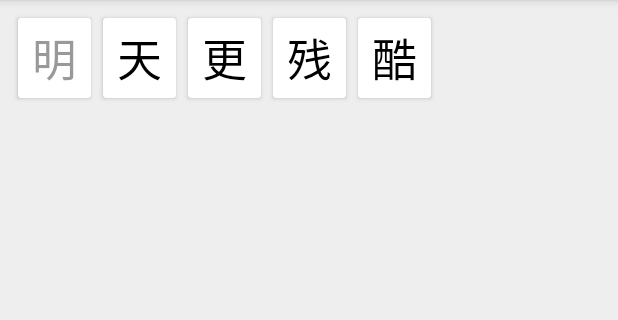
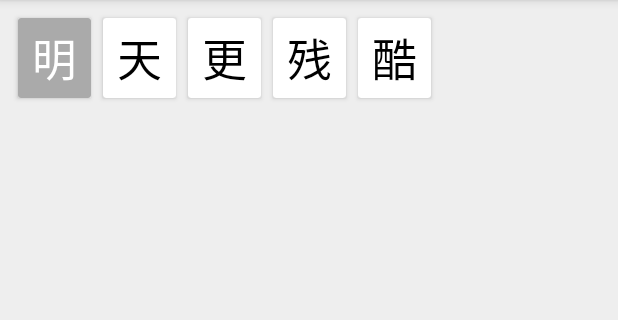
Before and after one commit to anhtuan23/SDictionary, an Android app: the screen it shows after launch (MainActivity), after a tap on an icon or button, on a phone screen of 412 x 824 dp, the part 84-404 px from its top. Run offline under Robolectric (Android 15) with nearby library versions, the phone set to English and light mode, and no system bars.

Commit message:
Change card and text color according to select state

```diff
--- a/app/src/main/java/com/dotakoubou/sentencedictionary/RecyclerView/RecyclerViewWordAdapter.java
+++ b/app/src/main/java/com/dotakoubou/sentencedictionary/RecyclerView/RecyclerViewWordAdapter.java
@@ -2,6 +2,7 @@ package com.dotakoubou.sentencedictionary.RecyclerView;
 
 import android.app.Activity;
 import android.support.v4.content.ContextCompat;
+import android.util.Log;
 import android.view.View;
 import android.view.ViewGroup;
 
@@ -19,7 +20,6 @@ public class RecyclerViewWordAdapter extends DragSelectRecyclerViewAdapter<WordV
 
     public interface ClickListener {
         void onClick(int index);
-
         void onLongClick(int index);
     }
 
@@ -48,11 +48,18 @@ public class RecyclerViewWordAdapter extends DragSelectRecyclerViewAdapter<WordV
         holder.bindModel(position);
 
         if (isIndexSelected(position)) {
-//            holder.setTextViewBackgroundColor(R.color.grid_background_selected);
-            holder.setTextViewTextColor(ContextCompat.getColor(activity, R.color.grid_label_text_selected));
+            Log.d("BIND_VIEW_HOLDER", position + " selected");
+
+            holder.cardView.setCardBackgroundColor(
+                    ContextCompat.getColor(activity, R.color.grid_background_selected));
+            holder.wordTextView.setTextColor(ContextCompat.getColor(activity, R.color.grid_label_text_selected));
         } else {
-//            holder.setTextViewBackgroundColor(R.color.grid_background_normal);
-            holder.setTextViewTextColor(ContextCompat.getColor(activity, R.color.grid_label_text_normal));
+            Log.d("BIND_VIEW_HOLDER", position + " not selected");
+
+            holder.cardView.setCardBackgroundColor(
+                    ContextCompat.getColor(activity, R.color.grid_background_normal));
+            holder.wordTextView.setTextColor(ContextCompat.getColor(activity, R.color.grid_label_text_normal));
         }
     }
+
 }
--- a/app/src/main/java/com/dotakoubou/sentencedictionary/RecyclerView/WordViewHolder.java
+++ b/app/src/main/java/com/dotakoubou/sentencedictionary/RecyclerView/WordViewHolder.java
@@ -1,9 +1,9 @@
 package com.dotakoubou.sentencedictionary.RecyclerView;
 
+import android.support.v7.widget.CardView;
 import android.support.v7.widget.RecyclerView;
 import android.view.View;
 import android.widget.TextView;
-import android.widget.Toast;
 
 import com.dotakoubou.sentencedictionary.Helper.WordListHelper;
 import com.dotakoubou.sentencedictionary.R;
@@ -16,13 +16,15 @@ class WordViewHolder
         extends RecyclerView.ViewHolder
         implements View.OnClickListener, View.OnLongClickListener {
 
-    private TextView wordTextView = null;
+    CardView cardView = null;
+    TextView wordTextView = null;
     private char word = 'h';
     private final RecyclerViewWordAdapter.ClickListener mCallback;
 
     WordViewHolder(View wordTextView, RecyclerViewWordAdapter.ClickListener callback) {
         super(wordTextView);
         this.mCallback = callback;
+        this.cardView = (CardView) wordTextView.findViewById(R.id.wordCardView);
         this.wordTextView = (TextView) wordTextView.findViewById(R.id.word);
         wordTextView.setOnClickListener(this);
         wordTextView.setOnLongClickListener(this);
@@ -30,14 +32,13 @@ class WordViewHolder
 
     @Override
     public void onClick(View v) {
-        Toast.makeText(v.getContext(),String.valueOf(word) + " short clicked", Toast.LENGTH_SHORT).show();
+
         if (mCallback != null)
             mCallback.onClick(getAdapterPosition());
     }
 
     @Override
     public boolean onLongClick(View v) {
-        Toast.makeText(v.getContext(),String.valueOf(word) + " long clicked", Toast.LENGTH_SHORT).show();
         if (mCallback != null)
             mCallback.onLongClick(getAdapterPosition());
         return true;
@@ -47,12 +48,4 @@ class WordViewHolder
         this.word = WordListHelper.getWordFromWordList(position);
         wordTextView.setText(String.valueOf(this.word));
     }
-
-    public void setTextViewTextColor (int color){
-        this.wordTextView.setTextColor(color);
-    }
-
-    public void setTextViewBackgroundColor (int color){
-        this.wordTextView.setBackgroundColor(color);
-    }
 }
--- a/app/src/main/res/layout/recycler_view_cell.xml
+++ b/app/src/main/res/layout/recycler_view_cell.xml
@@ -3,7 +3,8 @@
     xmlns:cardview="http://schemas.android.com/apk/res-auto"
     android:layout_width="match_parent"
     android:layout_height="wrap_content"
-    android:layout_margin="4dp">
+    android:layout_margin="4dp"
+    android:id="@+id/wordCardView">
 
     <TextView
         android:id="@+id/word"
--- a/app/src/main/res/values/colors.xml
+++ b/app/src/main/res/values/colors.xml
@@ -6,7 +6,7 @@
     <color name="colorBackground">#eee</color>
 
     <color name="grid_label_text_normal">#000</color>
-    <color name="grid_label_text_selected">#999</color>
+    <color name="grid_label_text_selected">#FFF</color>
     <color name="grid_background_normal">#FFF</color>
-    <color name="grid_background_selected">#000</color>
+    <color name="grid_background_selected">#AAA</color>
 </resources>
--- a/library/src/main/java/com/afollestad/dragselectrecyclerview/DragSelectRecyclerViewAdapter.java
+++ b/library/src/main/java/com/afollestad/dragselectrecyclerview/DragSelectRecyclerViewAdapter.java
@@ -65,13 +65,13 @@ public abstract class DragSelectRecyclerViewAdapter<VH extends RecyclerView.View
         if (!isIndexSelectable(index))
             selected = false;
         if (selected) {
-            if (!mSelectedIndices.contains(index) &&
+            if (!mSelectedIndices.contains(index) && //if index is unselected
                     (mMaxSelectionCount == -1 ||
                             mSelectedIndices.size() < mMaxSelectionCount)) {
                 mSelectedIndices.add(index);
                 notifyItemChanged(index);
             }
-        } else if (mSelectedIndices.contains(index)) {
+        } else if (mSelectedIndices.contains(index)) { //if already selected then remove
             mSelectedIndices.remove((Integer) index);
             notifyItemChanged(index);
         }
@@ -86,6 +86,7 @@ public abstract class DragSelectRecyclerViewAdapter<VH extends RecyclerView.View
             } else if (mMaxSelectionCount == -1 ||
                     mSelectedIndices.size() < mMaxSelectionCount) {
                 mSelectedIndices.add(index);
+//                mSelectedIndices.clear();
                 selectedNow = true;
             }
             notifyItemChanged(index);
```
